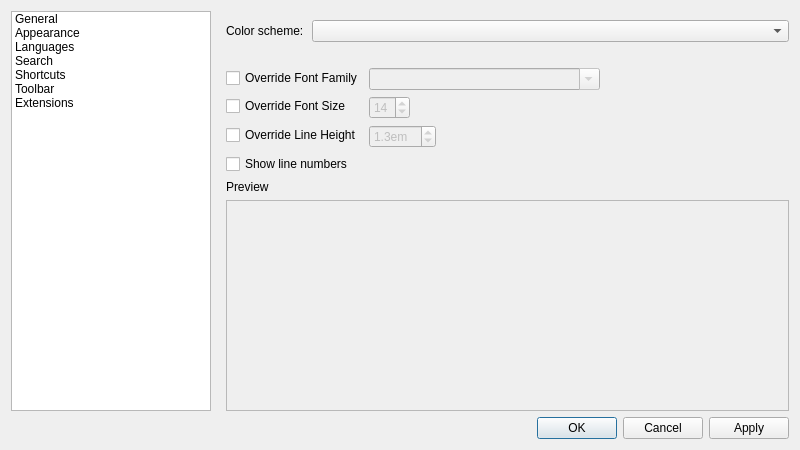
Before: the Qt Designer form src/ui/frmpreferences.ui in notepadqq/notepadqq, drawn with Qt 5.
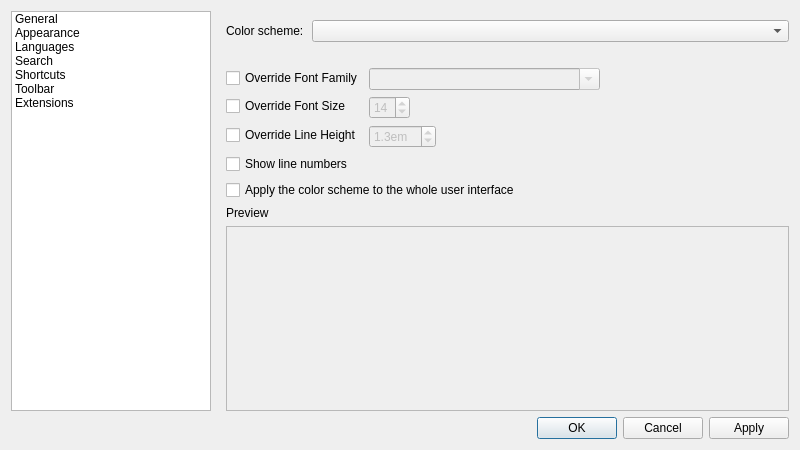
After: the same form once the commit is applied. Icons and pictures are not drawn.

Commit message: feat: apply the editor theme to the whole UI

What changed in the file:
```diff
--- a/src/ui/frmpreferences.ui
+++ b/src/ui/frmpreferences.ui
@@ -357,6 +357,13 @@
              </property>
             </widget>
            </item>
+           <item row="4" column="0" colspan="2">
+            <widget class="QCheckBox" name="chkApplyThemeToUi">
+             <property name="text">
+              <string>Apply the color scheme to the whole user interface</string>
+             </property>
+            </widget>
+           </item>
           </layout>
          </item>
          <item>
```
The commit also changes 17 other files.
